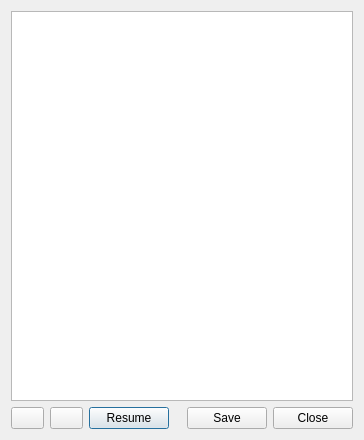
Above: CuteCaspar/MidiEditorDialog.ui from geertdaelemans/CuteCaspar before the change. Below: the same form after it.
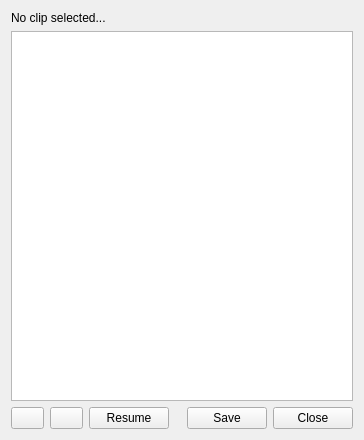
That is the form after the change. Icons and pictures are not drawn.

Commit message: Redesigned link between Player and MidiEditorDialog (selecting clips + buttons).

What changed in the file:
```diff
--- a/CuteCaspar/MidiEditorDialog.ui
+++ b/CuteCaspar/MidiEditorDialog.ui
@@ -18,6 +18,13 @@
     <normaloff>:/Images/File MIDI.png</normaloff>:/Images/File MIDI.png</iconset>
   </property>
   <layout class="QVBoxLayout" name="verticalLayout">
+   <item>
+    <widget class="QLabel" name="lblClipName">
+     <property name="text">
+      <string>No clip selected...</string>
+     </property>
+    </widget>
+   </item>
    <item>
     <widget class="QTableView" name="tableView">
      <attribute name="horizontalHeaderStretchLastSection">
@@ -83,6 +90,9 @@
      </item>
      <item>
       <widget class="QPushButton" name="btnResume">
+       <property name="focusPolicy">
+        <enum>Qt::NoFocus</enum>
+       </property>
        <property name="text">
         <string>Resume</string>
        </property>
```
The commit also changes 6 other files.
